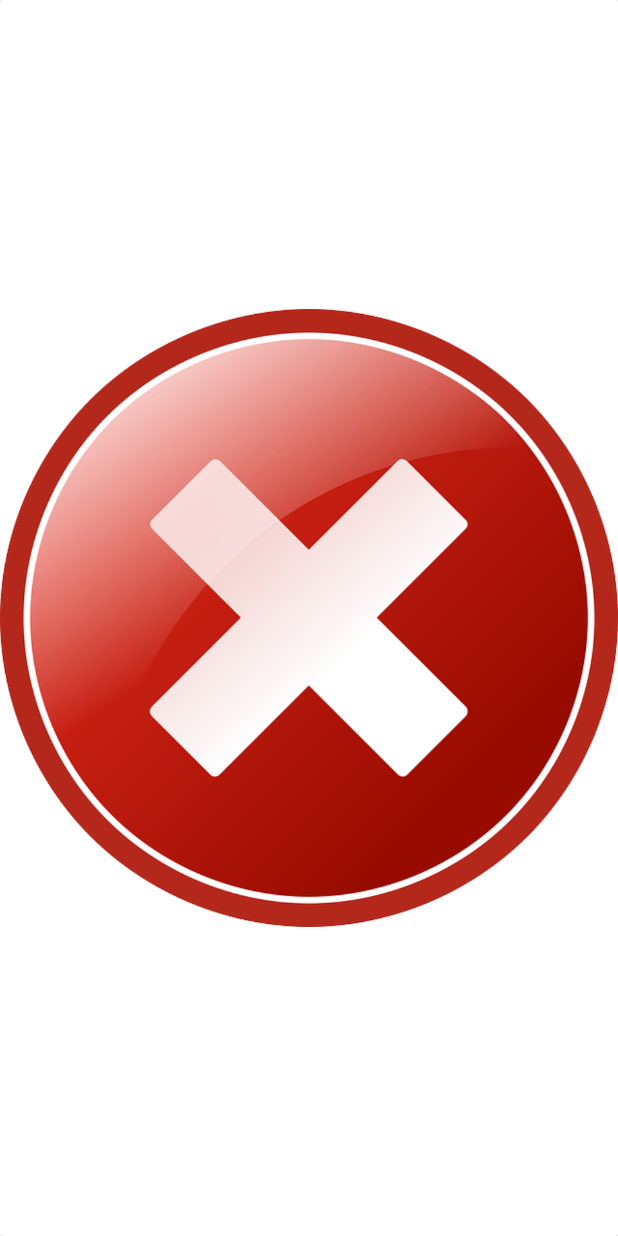
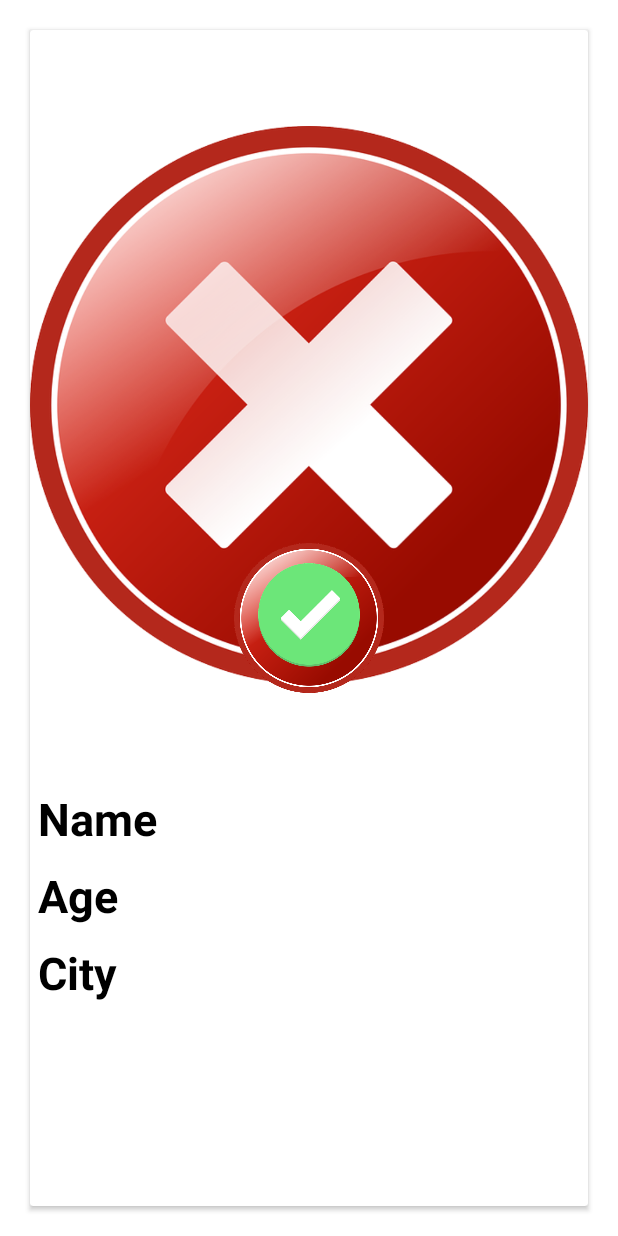
Before and after one commit to lee989898/Dating, an Android app: the layout item_card.xml on its own in the app's theme, with its tools: preview values and no code run, on a phone screen of 412 x 824 dp. Run offline under Robolectric (Android 15) with nearby library versions, the phone set to English and light mode, and no system bars.

Commit message:
feat: 카드 스택 뷰 디자인

```diff
--- a/app/src/main/res/layout/item_card.xml
+++ b/app/src/main/res/layout/item_card.xml
@@ -1,13 +1,75 @@
 <?xml version="1.0" encoding="utf-8"?>
 <androidx.cardview.widget.CardView xmlns:android="http://schemas.android.com/apk/res/android"
     android:layout_width="match_parent"
-    android:layout_height="match_parent">
+    android:layout_height="match_parent"
+    android:layout_margin="20dp">
 
-    <ImageView
-        android:id="@+id/profileImageArea"
-        android:src="@drawable/no"
+    <LinearLayout
         android:layout_width="match_parent"
-        android:layout_height="match_parent"/>
+        android:layout_height="match_parent"
+        android:orientation="vertical">
 
 
+        <ImageView
+            android:id="@+id/profileImageArea"
+            android:layout_width="match_parent"
+            android:layout_height="500dp"
+            android:src="@drawable/no" />
+
+        <TextView
+            android:layout_width="wrap_content"
+            android:layout_height="wrap_content"
+            android:layout_margin="5dp"
+            android:text="Name"
+            android:textColor="@color/black"
+            android:textSize="30sp"
+            android:textStyle="bold" />
+
+        <TextView
+            android:layout_width="wrap_content"
+            android:layout_height="wrap_content"
+            android:layout_margin="5dp"
+            android:text="Age"
+            android:textColor="@color/black"
+            android:textSize="30sp"
+            android:textStyle="bold" />
+
+        <TextView
+            android:layout_width="wrap_content"
+            android:layout_height="wrap_content"
+            android:layout_margin="5dp"
+            android:text="City"
+            android:textColor="@color/black"
+            android:textSize="30sp"
+            android:textStyle="bold" />
+
+
+    </LinearLayout>
+
+    <FrameLayout
+        android:id="@+id/left_overlay"
+        android:layout_width="match_parent"
+        android:layout_height="match_parent">
+
+        <ImageView
+            android:src="@drawable/no"
+            android:layout_width="100dp"
+            android:layout_gravity="center"
+            android:layout_height="100dp"/>
+
+    </FrameLayout>
+
+    <FrameLayout
+        android:id="@+id/right_overlay"
+        android:layout_width="match_parent"
+        android:layout_height="match_parent">
+
+        <ImageView
+            android:src="@drawable/ok"
+            android:layout_width="100dp"
+            android:layout_gravity="center"
+            android:layout_height="100dp"/>
+
+    </FrameLayout>
+
 </androidx.cardview.widget.CardView>
--- a/app/src/main/res/values-night/themes.xml
+++ b/app/src/main/res/values-night/themes.xml
@@ -2,8 +2,9 @@
     <!-- Base application theme. -->
     <style name="Theme.Dating" parent="Theme.MaterialComponents.DayNight.DarkActionBar">
         <!-- Primary brand color. -->
+        <item name="windowNoTitle">true</item>
         <item name="colorPrimary">@color/purple_200</item>
-        <item name="colorPrimaryVariant">@color/purple_700</item>
+        <item name="colorPrimaryVariant">@color/main_color</item>
         <item name="colorOnPrimary">@color/black</item>
         <!-- Secondary brand color. -->
         <item name="colorSecondary">@color/teal_200</item>
--- a/app/src/main/res/values/colors.xml
+++ b/app/src/main/res/values/colors.xml
@@ -7,4 +7,6 @@
     <color name="teal_700">#FF018786</color>
     <color name="black">#FF000000</color>
     <color name="white">#FFFFFFFF</color>
+
+    <color name="main_color">#FF9999</color>
 </resources>
--- a/app/src/main/res/values/themes.xml
+++ b/app/src/main/res/values/themes.xml
@@ -2,8 +2,9 @@
     <!-- Base application theme. -->
     <style name="Theme.Dating" parent="Theme.MaterialComponents.DayNight.DarkActionBar">
         <!-- Primary brand color. -->
+        <item name="windowNoTitle">true</item>
         <item name="colorPrimary">@color/purple_500</item>
-        <item name="colorPrimaryVariant">@color/purple_700</item>
+        <item name="colorPrimaryVariant">@color/main_color</item>
         <item name="colorOnPrimary">@color/white</item>
         <!-- Secondary brand color. -->
         <item name="colorSecondary">@color/teal_200</item>
```
